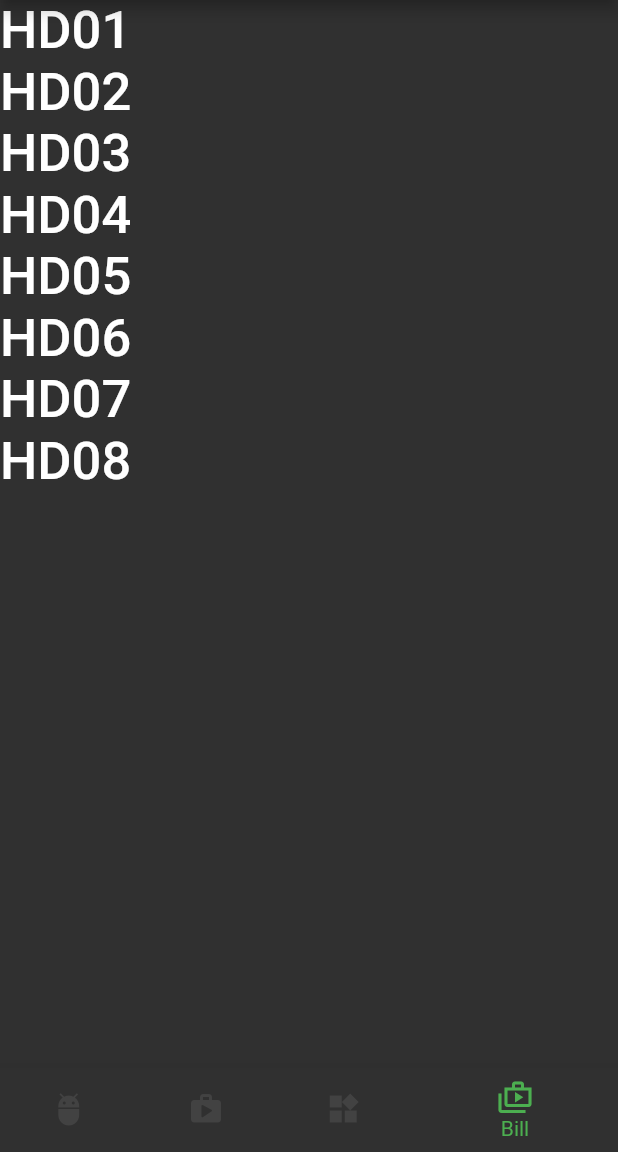
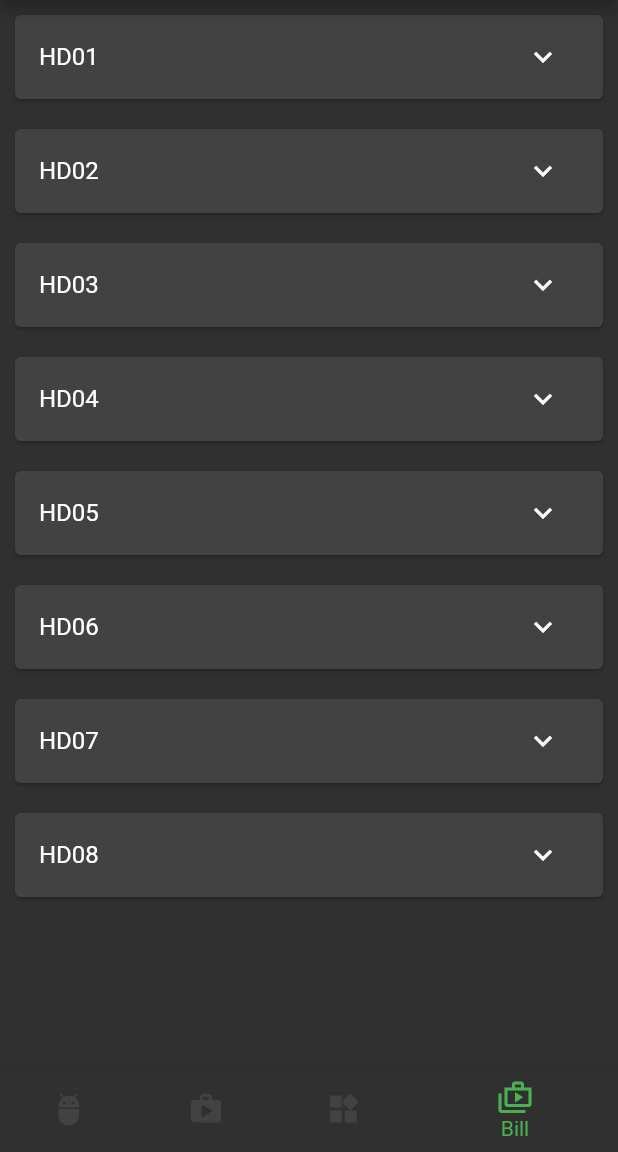
Before and after one commit to 22-23Sem2-Courses/ct48403-project-HoaiNang, a Flutter app: the screen it shows after launch, item 4 of the bottom bar chosen, on a phone screen of 412 x 824 dp, the part 84-1236 px from its top. Run offline on Flutter 3.47's test engine with Material 2 defaults, Android fonts, the light colour scheme and no system bars; our stand-ins replace flutter_speed_dial, google_fonts; Roboto replaces fonts that are missing (Palatino).

Commit message:
Cap nhat Bill

```diff
--- a/lib/main.dart
+++ b/lib/main.dart
@@ -1,8 +1,10 @@
 import 'package:flutter/material.dart';
 import 'package:myproject_app/resource/coffeeTheme.dart';
 import 'package:myproject_app/home.dart';
+import 'package:myproject_app/ui/bill/bill_manager.dart';
 import 'package:myproject_app/ui/products/product_manager.dart';
 import 'package:provider/provider.dart';
+
 import './ui/staff/staff_manager.dart';
 import './ui/material/material_manager.dart';
 
@@ -27,6 +29,9 @@ class MyApp extends StatelessWidget {
         ChangeNotifierProvider(
           create: (ctx) => MaterialManager(),
         ),
+        ChangeNotifierProvider(
+          create: (ctx) => BillManager(),
+        )
       ],
       child: MaterialApp(
         debugShowCheckedModeBanner: false,
--- /dev/null
+++ b/lib/ui/bill/bill_item_card.dart
@@ -0,0 +1,109 @@
+import 'dart:math';
+
+import 'package:flutter/material.dart';
+import 'package:myproject_app/models/bill_model.dart';
+import 'package:myproject_app/ui/bill/bill_manager.dart';
+import 'package:provider/provider.dart';
+
+import '../../resource/dialog.dart';
+
+class BillItemCard extends StatefulWidget {
+  final Bill bill;
+  const BillItemCard(this.bill, {super.key});
+  @override
+  State<BillItemCard> createState() => _BillItemCardState();
+}
+
+class _BillItemCardState extends State<BillItemCard> {
+  var _change = false;
+
+  @override
+  Widget build(BuildContext context) {
+    return Dismissible(
+      key: ValueKey(widget.bill.id),
+      background: Container(
+        color: Theme.of(context).colorScheme.secondary,
+        alignment: Alignment.centerLeft,
+        padding: const EdgeInsets.all(10),
+        child: const Icon(
+          Icons.delete_sweep_outlined,
+          color: Colors.black54,
+          size: 40,
+        ),
+      ),
+      direction: DismissDirection.startToEnd,
+      confirmDismiss: (direction) {
+        return showConfirmDialog(
+          context,
+          'Do you want to remove bill ??',
+        );
+      },
+      onDismissed: (direction) {
+        context.read<BillManager>().deleteBill(widget.bill);
+      },
+      child: Card(
+        margin: const EdgeInsets.all(10),
+        child: Column(
+          children: <Widget>[
+            builBillSumary(),
+            if (_change) buildBillDetail(),
+          ],
+        ),
+      ),
+    );
+  }
+
+  Widget builBillSumary() {
+    return ListTile(
+      title: Text('${widget.bill.id}'),
+      trailing: IconButton(
+        icon: Icon(_change ? Icons.expand_less : Icons.expand_more),
+        onPressed: () {
+          setState(() {
+            _change = !_change;
+          });
+        },
+      ),
+    );
+  }
+
+  Widget buildBillDetail() {
+    return Container(
+      padding: const EdgeInsets.symmetric(horizontal: 15, vertical: 4),
+      height: min(120, 200),
+      child: ListView(
+        children: [
+          Column(
+            crossAxisAlignment: CrossAxisAlignment.start,
+            children: [
+              Text(
+                'Product Name: ${widget.bill.name}',
+                style: const TextStyle(
+                  fontSize: 18,
+                ),
+              ),
+              Text(
+                'Quantity: ${widget.bill.SoLuong}',
+                style: const TextStyle(
+                  fontSize: 18,
+                ),
+              ),
+              Text(
+                'Unit Price: ${widget.bill.DonGia}\$',
+                style: const TextStyle(
+                  fontSize: 18,
+                ),
+              ),
+              Text(
+                'Total: ${widget.bill.ThanhTien}\$',
+                style: const TextStyle(
+                  fontSize: 18,
+                ),
+              ),
+            ],
+          )
+        ],
+      ),
+    );
+  }
+}
--- a/lib/ui/bill/bill_manager.dart
+++ b/lib/ui/bill/bill_manager.dart
@@ -1,8 +1,8 @@
 import 'package:flutter/material.dart';
 import 'package:flutter/foundation.dart';
-import '../../models/bill.dart';
+import '../../models/bill_model.dart';
 
-class BillManager {
+class BillManager with ChangeNotifier {
   final List<Bill> _items = [
     Bill(
       id: 'HD01',
@@ -61,11 +61,17 @@ class BillManager {
       ThanhTien: 19.00,
     ),
   ];
-  int get itemCount {
+  int get billCount {
     return _items.length;
   }
 
-  List<Bill> get items {
+  List<Bill> get bills {
     return [..._items];
   }
+
+  void deleteBill(Bill bill) {
+    final index = _items.indexWhere((item) => item.id == bill.id);
+    _items.removeAt(index);
+    notifyListeners();
+  }
 }
--- a/lib/ui/bill/bill_screen.dart
+++ b/lib/ui/bill/bill_screen.dart
@@ -1,7 +1,7 @@
 import 'package:flutter/material.dart';
 import './bill_manager.dart';
-import 'package:myproject_app/models/bill.dart';
-import './bill_detail_screen.dart';
+import 'package:myproject_app/models/bill_model.dart';
+import 'bill_item_card.dart';
 
 class BillScreen extends StatefulWidget {
   const BillScreen({Key? key}) : super(key: key);
@@ -13,32 +13,11 @@ class BillScreen extends StatefulWidget {
 class _BillScreenState extends State<BillScreen> {
   @override
   Widget build(BuildContext context) {
+    final billManager = BillManager();
     return Scaffold(
       body: ListView.builder(
-        itemCount: BillManager().itemCount,
-        itemBuilder: (context, index) {
-          return GestureDetector(
-              onTap: () {
-                Navigator.push(
-                  context,
-                  MaterialPageRoute(
-                    builder: (context) {
-                      return BillDetailScreen(
-                        BillManager().items[index],
-                      );
-                    },
-                  ),
-                );
-              },
-              child: Text(
-                BillManager().items[index].id as String,
-                style: const TextStyle(
-                  fontSize: 35,
-                  fontWeight: FontWeight.w500,
-                  fontFamily: 'Palatino',
-                ),
-              ));
-        },
+        itemCount: billManager.billCount,
+        itemBuilder: (ctx, i) => BillItemCard(billManager.bills[i]),
       ),
     );
   }
```
Also changed, not shown: lib/resource/dialog.dart (+6 -1 lines), lib/ui/bill/bill_detail_screen.dart (deleted, +0 -81 lines), lib/models/bill_model.dart (line endings or trailing spaces).
